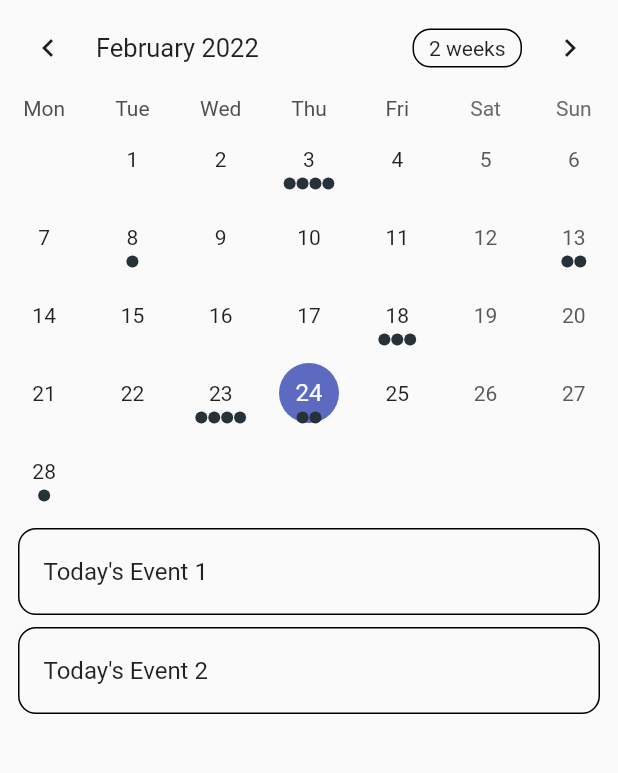
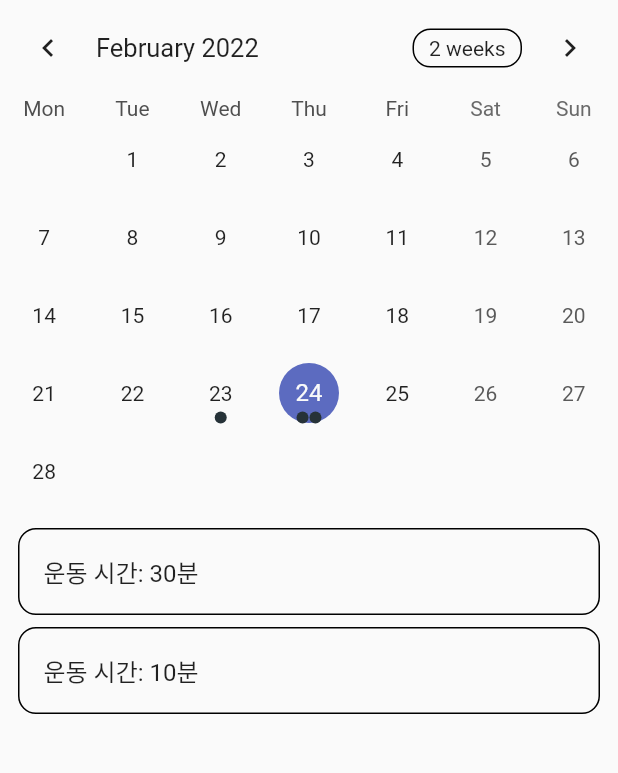
Before and after one commit to juntai-stark/exercise_app, a Flutter app: the screen it shows after launch, on a phone screen of 412 x 824 dp, the part 123-896 px from its top. Run offline on Flutter 3.47's test engine with Material 2 defaults, Android fonts, the phone set to English and light mode, and no system bars; drawn by our look-alikes of table_calendar.

Commit message:
이벤트 추가 방식 변경

```diff
--- a/lib/utils.dart
+++ b/lib/utils.dart
@@ -19,18 +19,29 @@ class Event {
 final kEvents = LinkedHashMap<DateTime, List<Event>>(
   equals: isSameDay,
   hashCode: getHashCode,
-)..addAll(_kEventSource);
+)..addAll(_events);
 
-final _kEventSource = Map.fromIterable(List.generate(50, (index) => index),
-    key: (item) => DateTime.utc(kFirstDay.year, kFirstDay.month, item * 5),
-    value: (item) => List.generate(
-        item % 4 + 1, (index) => Event('Event $item | ${index + 1}')))
-  ..addAll({
-    kToday: [
-      Event('Today\'s Event 1'),
-      Event('Today\'s Event 2'),
-    ],
-  });
+// 이벤트 추가 방식
+var _events = {
+  DateTime.utc(2022, 2, 24): [
+    Event('운동 시간: 30분'),
+    Event('운동 시간: 10분'),
+  ],
+  DateTime.utc(2022, 2, 23): [
+    Event('운동 시간: 10분'),
+  ],
+};
+
+// final _kEventSource = Map.fromIterable(List.generate(50, (index) => index),
+//     key: (item) => DateTime.utc(kFirstDay.year, kFirstDay.month, item * 5),
+//     value: (item) => List.generate(
+//         item % 4 + 1, (index) => Event('Event $item | ${index + 1}')))
+//   ..addAll({
+//     kToday: [
+//       Event('Today\'s Event 1'),
+//       Event('Today\'s Event 2'),
+//     ],
+//   });
 
 int getHashCode(DateTime key) {
   return key.day * 1000000 + key.month * 10000 + key.year;
```
